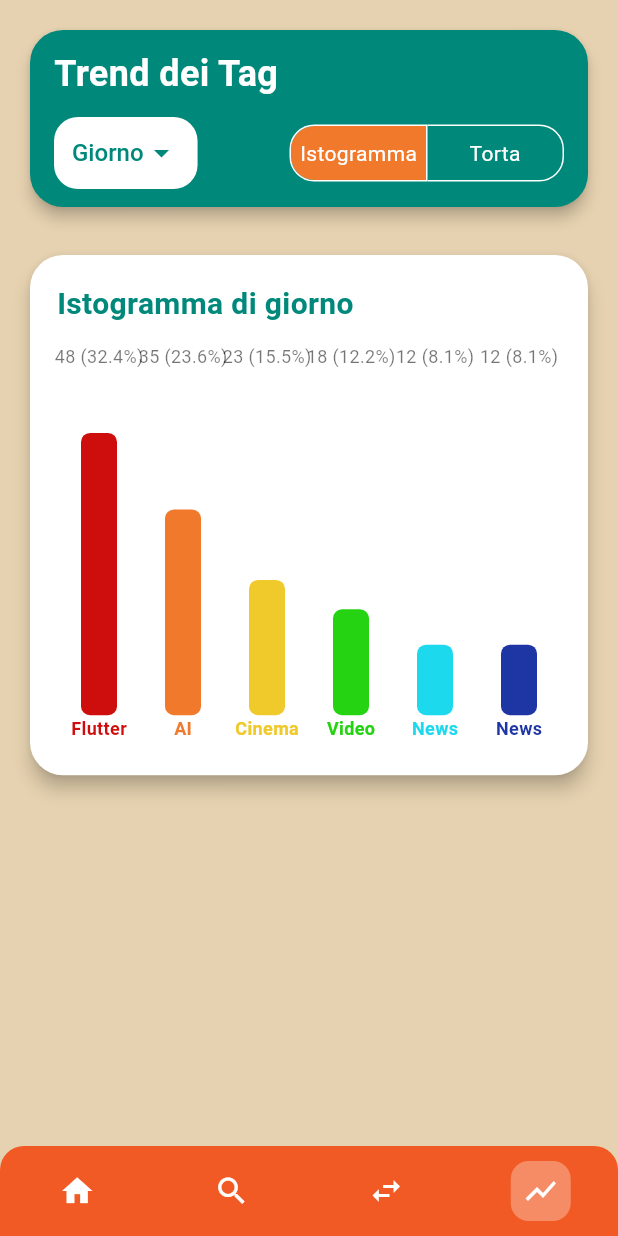
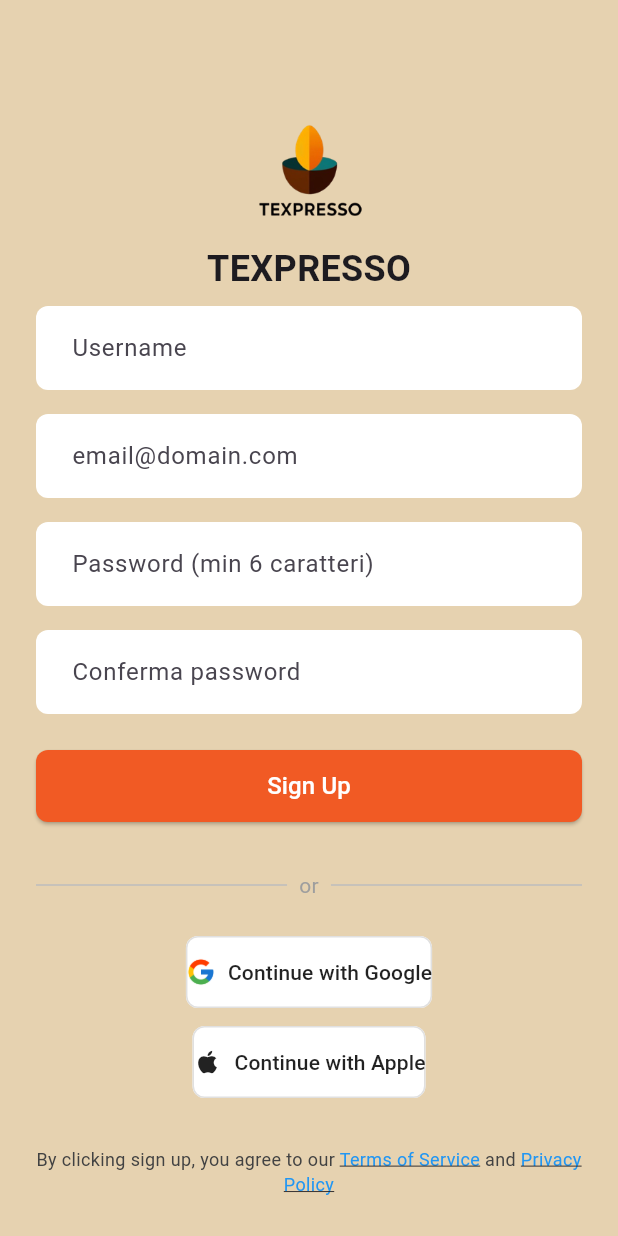
Before and after one commit to RiccardoMaffeis/texpresso, a Flutter app: the screen it shows after launch, on a phone screen of 412 x 824 dp. Run offline on Flutter 3.47's test engine with Material 3 defaults, Android fonts, the light colour scheme and no system bars; drawn by our look-alikes of fl_chart; missing offline and left inert: amplify_auth_cognito, amplify_flutter.

Commit message:
Add Amplify and secure storage plugins, implement registration screen
- Updated generated_plugin_registrant.cc and generated_plugins.cmake to include AmplifyDbCommon and FlutterSecureStorage plugins for Linux and Windows.
- Modified GeneratedPluginRegistrant.swift for macOS to register AmplifyAuthCognito, AmplifySecureStorage, DeviceInfoPlus, and other plugins.
- Updated pubspec.lock to include new dependencies for Amplify and secure storage.
- Updated pubspec.yaml to add amplify_flutter, amplify_auth_cognito, and flutter_secure_storage dependencies.
- Created amplifyconfiguration.dart for Amplify configuration.
- Implemented registration_screen.dart for user registration with email and password, including confirmation code handling and social sign-up options.

```diff
--- a/Code/lib/main.dart
+++ b/Code/lib/main.dart
@@ -1,11 +1,28 @@
 import 'package:flutter/material.dart';
-import 'package:texpresso/views/home_screen.dart';
-import 'package:texpresso/views/login_screen.dart';
-import 'package:texpresso/views/search_screen.dart';
-import 'package:texpresso/views/trends_screen.dart';
+import 'package:amplify_flutter/amplify_flutter.dart';
+import 'package:amplify_auth_cognito/amplify_auth_cognito.dart';
+import 'package:texpresso/views/registration_screen.dart';
 
+import 'amplifyconfiguration.dart';
+import 'views/login_screen.dart';
 
-void main() => runApp(const MyApp());
+Future<void> main() async {
+  // Assicura che il binding sia inizializzato prima di chiamare API native
+  WidgetsFlutterBinding.ensureInitialized();
+
+  // Inizializza Amplify prima di runApp
+  final authPlugin = AmplifyAuthCognito();
+  try {
+    await Amplify.addPlugins([authPlugin]);
+    await Amplify.configure(amplifyconfig);
+    debugPrint('✅ Amplify configurato OK');
+  } on Exception catch (e) {
+    debugPrint('❌ Errore durante configureAmplify: $e');
+    // Anche in caso di errore, facciamo partire l’app per vedere la LoginScreen
+  }
+
+  runApp(const MyApp());
+}
 
 class MyApp extends StatelessWidget {
   const MyApp({super.key});
@@ -14,10 +31,8 @@
   Widget build(BuildContext context) {
     return MaterialApp(
       title: 'MyTEDx',
-      theme: ThemeData(
-        primarySwatch: Colors.red,
-      ),
-      home: const TrendsPage(),
+      theme: ThemeData(primarySwatch: Colors.red),
+      home: const RegistrationScreen(),
     );
   }
 }
--- /dev/null
+++ b/Code/lib/views/registration_screen.dart
@@ -0,0 +1,423 @@
+import 'package:flutter/material.dart';
+import 'package:flutter/gestures.dart';
+import 'package:amplify_flutter/amplify_flutter.dart';
+import 'package:amplify_auth_cognito/amplify_auth_cognito.dart';
+
+import '../talk_repository.dart';
+import 'home_screen.dart';
+import 'login_screen.dart';
+
+class RegistrationScreen extends StatefulWidget {
+  const RegistrationScreen({Key? key}) : super(key: key);
+
+  @override
+  State<RegistrationScreen> createState() => _RegistrationScreenState();
+}
+
+class _RegistrationScreenState extends State<RegistrationScreen> {
+  final _formKey = GlobalKey<FormState>();
+  final _linkRecognizer = TapGestureRecognizer();
+
+  String username = '';
+  String email = '';
+  String password = '';
+  String confirmPassword = '';
+  String confirmationCode = '';
+  bool isLoading = false;
+  bool showConfirmationStep = false;
+
+  @override
+  void dispose() {
+    _linkRecognizer.dispose();
+    super.dispose();
+  }
+
+  Future<void> _signUp() async {
+    debugPrint('⏳ _signUp chiamato: username=$username, email=$email');
+    // Validazione form
+    if (!_formKey.currentState!.validate()) return;
+    if (password != confirmPassword) {
+      _showSnack('Le password non corrispondono');
+      return;
+    }
+
+    setState(() => isLoading = true);
+    try {
+      final res = await Amplify.Auth.signUp(
+        username: username.trim(),
+        password: password,
+        options: SignUpOptions(
+          userAttributes: {
+            CognitoUserAttributeKey.email: email.trim(),
+            CognitoUserAttributeKey.nickname: username.trim(),
+          },
+        ),
+      );
+      if (res.isSignUpComplete) {
+        await _afterSuccessfulSignUp();
+      } else {
+        // serve conferma via codice
+        setState(() {
+          showConfirmationStep = true;
+          isLoading = false;
+        });
+      }
+    } on AuthException catch (e) {
+      setState(() => isLoading = false);
+      _showSnack(e.message);
+    }
+  }
+
+  Future<void> _confirmSignUp() async {
+    if (confirmationCode.trim().isEmpty) {
+      _showSnack('Inserisci il codice di conferma');
+      return;
+    }
+    setState(() => isLoading = true);
+    try {
+      final res = await Amplify.Auth.confirmSignUp(
+        username: username.trim(),
+        confirmationCode: confirmationCode.trim(),
+      );
+      if (res.isSignUpComplete) {
+        await _afterSuccessfulSignUp();
+      } else {
+        setState(() => isLoading = false);
+        _showSnack('Conferma non completata');
+      }
+    } on AuthException catch (e) {
+      setState(() => isLoading = false);
+      _showSnack(e.message);
+    }
+  }
+
+  Future<void> _afterSuccessfulSignUp() async {
+    // Effettua subito il login
+    try {
+      await Amplify.Auth.signIn(
+        username: username.trim(),
+        password: password,
+      );
+    } on AuthException {
+      // Se non riesce, torno alla LoginScreen
+      if (mounted) {
+        Navigator.pushReplacement(
+          context,
+          MaterialPageRoute(builder: (_) => const LoginScreen()),
+        );
+      }
+      return;
+    }
+
+    // Recupera il talk e passa alla Home
+    final talk = await getRandomTalk();
+    setState(() => isLoading = false);
+    if (!mounted) return;
+
+    if (talk == null) {
+      _showSnack('Errore nel recupero del talk');
+      return;
+    }
+    Navigator.pushReplacement(
+      context,
+      MaterialPageRoute(builder: (_) => HomePage(talkToShow: talk)),
+    );
+  }
+
+  Future<void> _socialSignUp(AuthProvider provider) async {
+    setState(() => isLoading = true);
+    try {
+      final res = await Amplify.Auth.signInWithWebUI(provider: provider);
+      setState(() => isLoading = false);
+      if (res.isSignedIn) {
+        final talk = await getRandomTalk();
+        if (!mounted) return;
+        if (talk == null) {
+          _showSnack('Errore nel recupero del talk');
+          return;
+        }
+        Navigator.pushReplacement(
+          context,
+          MaterialPageRoute(builder: (_) => HomePage(talkToShow: talk)),
+        );
+      } else {
+        _showSnack('Registrazione social non completata');
+      }
+    } on AuthException catch (e) {
+      setState(() => isLoading = false);
+      _showSnack(e.message);
+    }
+  }
+
+  void _showSnack(String msg) {
+    ScaffoldMessenger.of(context).showSnackBar(SnackBar(content: Text(msg)));
+  }
+
+  Widget _buildSignUpForm() => Column(
+        children: [
+          // Username
+          TextFormField(
+            decoration: const InputDecoration(
+              hintText: 'Username',
+              filled: true,
+              fillColor: Colors.white,
+              contentPadding: EdgeInsets.symmetric(vertical: 16, horizontal: 20),
+              border: OutlineInputBorder(
+                borderRadius: BorderRadius.all(Radius.circular(8)),
+                borderSide: BorderSide.none,
+              ),
+            ),
+            onChanged: (v) => username = v,
+            validator: (v) =>
+                v == null || v.trim().isEmpty ? 'Username obbligatorio' : null,
+          ),
+          const SizedBox(height: 16),
+
+          // Email
+          TextFormField(
+            decoration: const InputDecoration(
+              hintText: 'email@domain.com',
+              filled: true,
+              fillColor: Colors.white,
+              contentPadding: EdgeInsets.symmetric(vertical: 16, horizontal: 20),
+              border: OutlineInputBorder(
+                borderRadius: BorderRadius.all(Radius.circular(8)),
+                borderSide: BorderSide.none,
+              ),
+            ),
+            keyboardType: TextInputType.emailAddress,
+            onChanged: (v) => email = v,
+            validator: (v) =>
+                v == null || !v.contains('@') ? 'Email non valida' : null,
+          ),
+          const SizedBox(height: 16),
+
+          // Password
+          TextFormField(
+            decoration: const InputDecoration(
+              hintText: 'Password (min 6 caratteri)',
+              filled: true,
+              fillColor: Colors.white,
+              contentPadding: EdgeInsets.symmetric(vertical: 16, horizontal: 20),
+              border: OutlineInputBorder(
+                borderRadius: BorderRadius.all(Radius.circular(8)),
+                borderSide: BorderSide.none,
+              ),
+            ),
+            obscureText: true,
+            onChanged: (v) => password = v,
+            validator: (v) =>
+                v == null || v.length < 6 ? 'Password troppo corta' : null,
+          ),
+          const SizedBox(height: 16),
+
+          // Confirm Password
+          TextFormField(
+            decoration: const InputDecoration(
+              hintText: 'Conferma password',
+              filled: true,
+              fillColor: Colors.white,
+              contentPadding: EdgeInsets.symmetric(vertical: 16, horizontal: 20),
+              border: OutlineInputBorder(
+                borderRadius: BorderRadius.all(Radius.circular(8)),
+                borderSide: BorderSide.none,
+              ),
+            ),
+            obscureText: true,
+            onChanged: (v) => confirmPassword = v,
+            validator: (v) {
+              if (v == null || v.isEmpty) return 'Conferma obbligatoria';
+              if (v != password) return 'Le password non corrispondono';
+              return null;
+            },
+          ),
+          const SizedBox(height: 24),
+
+          // Sign Up Button
+          SizedBox(
+            width: double.infinity,
+            height: 48,
+            child: isLoading
+                ? const Center(child: CircularProgressIndicator())
+                : ElevatedButton(
+                    onPressed: _signUp,
+                    style: ElevatedButton.styleFrom(
+                      backgroundColor: const Color(0xFFF15A24),
+                      foregroundColor: Colors.white,
+                      shape: RoundedRectangleBorder(
+                        borderRadius: BorderRadius.circular(8),
+                      ),
+                    ),
+                    child:
+                        const Text('Sign Up', style: TextStyle(fontSize: 16)),
+                  ),
+          ),
+          const SizedBox(height: 32),
+
+          // Separator “or”
+          Row(children: [
+            Expanded(child: Divider(color: Colors.grey.shade400)),
+            const Padding(
+              padding: EdgeInsets.symmetric(horizontal: 8),
+              child: Text('or', style: TextStyle(color: Colors.grey)),
+            ),
+            Expanded(child: Divider(color: Colors.grey.shade400)),
+          ]),
+          const SizedBox(height: 24),
+
+          // Social Sign Up
+          OutlinedButton.icon(
+            onPressed: () => _socialSignUp(AuthProvider.google),
+            icon: Image.asset('lib/resources/google-logo.png', width: 20, height: 20),
+            label: const Text('Continue with Google'),
+            style: OutlinedButton.styleFrom(
+              backgroundColor: Colors.white,
+              foregroundColor: Colors.black87,
+              side: BorderSide(color: Colors.grey.shade300),
+              padding: const EdgeInsets.symmetric(vertical: 14),
+              shape: RoundedRectangleBorder(
+                borderRadius: BorderRadius.circular(8),
+              ),
+            ),
+          ),
+          const SizedBox(height: 12),
+          OutlinedButton.icon(
+            onPressed: () => _socialSignUp(AuthProvider.apple),
+            icon: const Icon(Icons.apple, size: 20),
+            label: const Text('Continue with Apple'),
+            style: OutlinedButton.styleFrom(
+              backgroundColor: Colors.white,
+              foregroundColor: Colors.black87,
+              side: BorderSide(color: Colors.grey.shade300),
+              padding: const EdgeInsets.symmetric(vertical: 14),
+              shape: RoundedRectangleBorder(
+                borderRadius: BorderRadius.circular(8),
+              ),
+            ),
+          ),
+        ],
+      );
+
+  Widget _buildConfirmationForm() => Column(
+        children: [
+          const Text(
+            'Controlla la tua email e inserisci il codice di conferma',
+            textAlign: TextAlign.center,
+            style: TextStyle(fontSize: 14, color: Colors.grey),
+          ),
+          const SizedBox(height: 16),
+          TextFormField(
+            decoration: const InputDecoration(
+              hintText: 'Codice di conferma',
+              filled: true,
+              fillColor: Colors.white,
+              contentPadding: EdgeInsets.symmetric(vertical: 16, horizontal: 20),
+              border: OutlineInputBorder(
+                borderRadius: BorderRadius.all(Radius.circular(8)),
+                borderSide: BorderSide.none,
+              ),
+            ),
+            keyboardType: TextInputType.number,
+            onChanged: (v) => confirmationCode = v,
+          ),
+          const SizedBox(height: 24),
+          SizedBox(
+            width: double.infinity,
+            height: 48,
+            child: isLoading
+                ? const Center(child: CircularProgressIndicator())
+                : ElevatedButton(
+                    onPressed: _confirmSignUp,
+                    style: ElevatedButton.styleFrom(
+                      backgroundColor: const Color(0xFFF15A24),
+                      foregroundColor: Colors.white,
+                      shape: RoundedRectangleBorder(
+                        borderRadius: BorderRadius.circular(8),
+                      ),
+                    ),
+                    child: const Text('Conferma', style: TextStyle(fontSize: 16)),
+                  ),
+          ),
+        ],
+      );
+
+  @override
+  Widget build(BuildContext context) {
+    // Se sei già passato a RegistrationScreen come home, questo build verrà utilizzato
+    return Scaffold(
+      backgroundColor: const Color(0xFFE6D2B0),
+      body: SafeArea(
+        child: Center(
+          child: SingleChildScrollView(
+            padding: const EdgeInsets.symmetric(horizontal: 24),
+            child: Column(
+              mainAxisSize: MainAxisSize.min,
+              children: [
+                const SizedBox(height: 40),
+                Image.asset('lib/resources/Logo.png', width: 80, height: 80),
+                const SizedBox(height: 16),
+                const Text(
+                  'TEXPRESSO',
+                  style: TextStyle(fontSize: 24, fontWeight: FontWeight.bold),
+                ),
+                const SizedBox(height: 8),
+
+                // qui avvolgiamo il form o mostriamo il form di conferma
+                if (showConfirmationStep)
+                  _buildConfirmationForm()
+                else
+                  Form(
+                    key: _formKey,
+                    child: _buildSignUpForm(),
+                  ),
+
+                const SizedBox(height: 32),
+
+                // Link Terms o Re-invia codice
+                Text.rich(
+                  TextSpan(
+                    text: showConfirmationStep
+                        ? 'Non hai ricevuto il codice? '
+                        : 'By clicking sign up, you agree to our ',
+                    style: TextStyle(fontSize: 12, color: Colors.grey[800]),
+                    children: [
+                      TextSpan(
+                        text: showConfirmationStep
+                            ? 'Re-invia email'
+                            : 'Terms of Service',
+                        style: const TextStyle(
+                            decoration: TextDecoration.underline,
+                            color: Colors.blue),
+                        recognizer: _linkRecognizer
+                          ..onTap = () {
+                            if (showConfirmationStep) {
+                              Amplify.Auth.resendSignUpCode(
+                                  username: username.trim());
+                              _showSnack('Codice reinviato');
+                            } else {
+                              // apri Terms di Service
+                            }
+                          },
+                      ),
+                      if (!showConfirmationStep) ...[
+                        const TextSpan(text: ' and '),
+                        TextSpan(
+                          text: 'Privacy Policy',
+                          style: const TextStyle(
+                              decoration: TextDecoration.underline,
+                              color: Colors.blue),
+                          // qui puoi aggiungere un secondo recognizer
+                        ),
+                      ],
+                    ],
+                  ),
+                  textAlign: TextAlign.center,
+                ),
+              ],
+            ),
+          ),
+        ),
+      ),
+    );
+  }
+}
--- a/Code/pubspec.yaml
+++ b/Code/pubspec.yaml
@@ -31,6 +31,10 @@
   flutter:
     sdk: flutter
 
+  amplify_flutter: ^2.6.1
+  amplify_auth_cognito: ^2.6.1
+  # per secure storage (opzionale)
+  flutter_secure_storage: ^8.0.0
   url_launcher: ^6.0.20
   # The following adds the Cupertino Icons font to your application.
   # Use with the CupertinoIcons class for iOS style icons.
@@ -38,7 +42,7 @@
   http: ^1.4.0
   webview_flutter: ^4.7.0
   fl_chart: ^1.0.0
-fl_chart: ^0.64.0
+
 dev_dependencies:
   flutter_test:
     sdk: flutter
```
Also changed, not shown: Code/lib/amplifyconfiguration.dart (added, +28 -0 lines), Code/lib/views/login_screen.dart (+101 -88 lines), Code/pubspec.lock, 7 other files.
